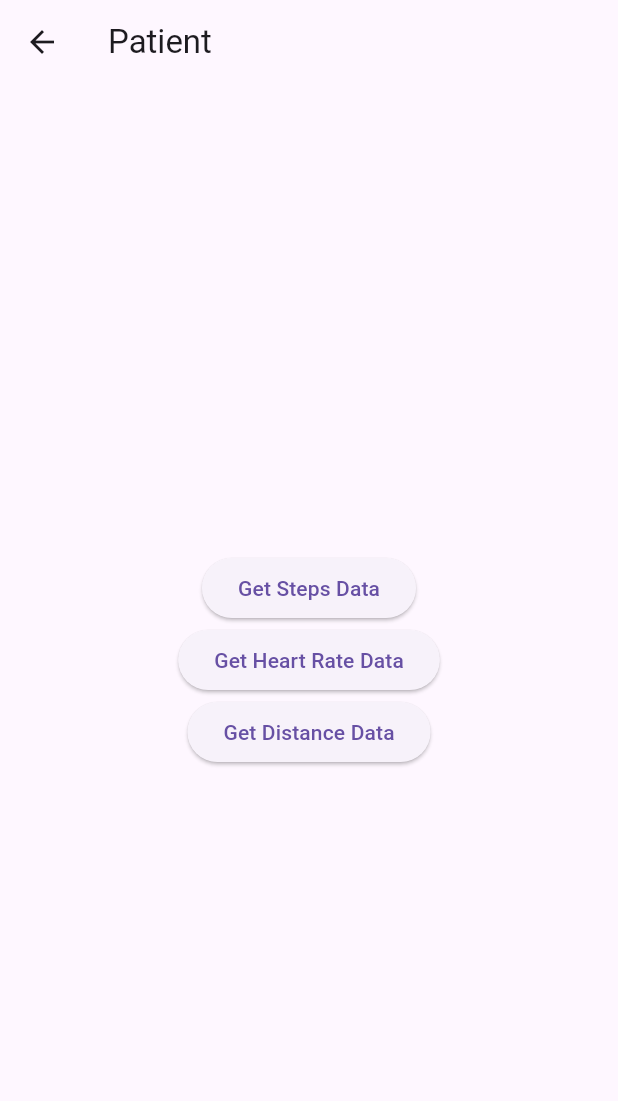
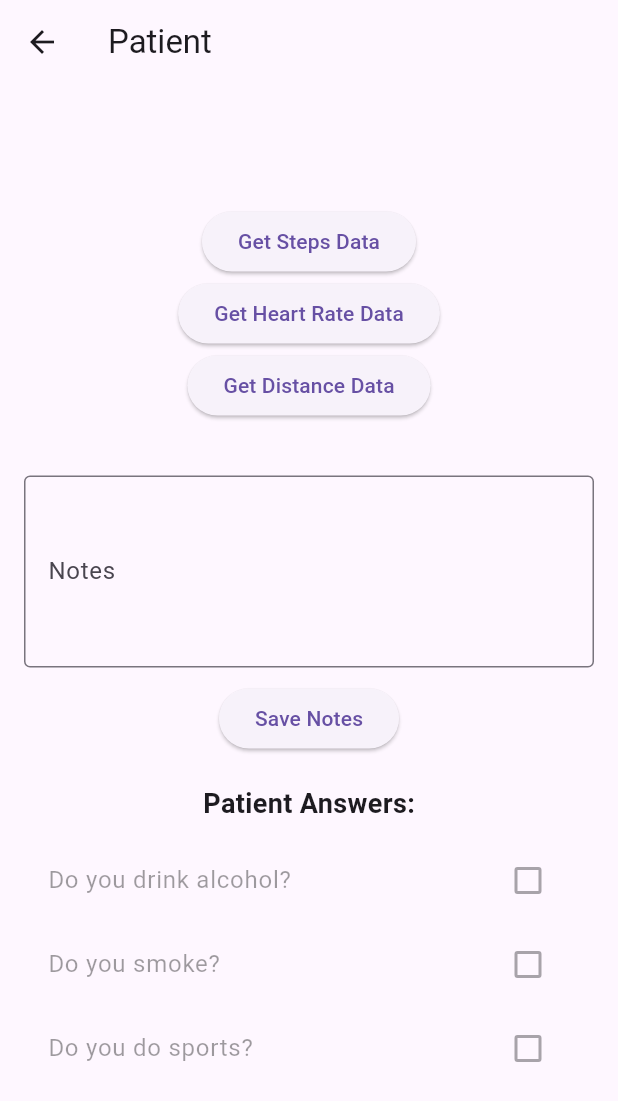
Before and after one commit to Bronzaquerta/SubstanceSafe, a Flutter app: the PatientDetailPage screen opened directly with empty values, on a phone screen of 412 x 824 dp. Shown: the top 1101 px of the screen. Run offline on Flutter 3.47's test engine with Material 3 defaults, Android fonts, the phone set to English and light mode, and no system bars; our stand-ins replace fl_chart, jwt_decoder, shared_preferences; accounts and stored records are empty.

Commit message:
Notes done.PAtient page done.Patientlist done.chat with patient and doctor done.

```diff
--- a/substancesafe_beta/lib/screens/patientDetailPage.dart
+++ b/substancesafe_beta/lib/screens/patientDetailPage.dart
@@ -1,16 +1,56 @@
+// patientDetailPage.dart
 import 'package:flutter/material.dart';
+import 'package:shared_preferences/shared_preferences.dart';
 import 'package:substancesafe_beta/screens/data_display_page.dart';
 
-class PatientDetailPage extends StatelessWidget {
+class PatientDetailPage extends StatefulWidget {
   final String patientNumber;
 
   PatientDetailPage({required this.patientNumber});
 
   @override
+  _PatientDetailPageState createState() => _PatientDetailPageState();
+}
+
+class _PatientDetailPageState extends State<PatientDetailPage> {
+  late TextEditingController notesController;
+  late String notes;
+  bool drinksAlcohol = false;
+  bool smokes = false;
+  bool doesSports = false;
+
+  @override
+  void initState() {
+    super.initState();
+    notesController = TextEditingController();
+    _loadNotes();
+  }
+
+  Future<void> _loadNotes() async {
+    final sharedPreferences = await SharedPreferences.getInstance();
+    final savedNotes = sharedPreferences.getString(widget.patientNumber) ?? '';
+    final savedDrinksAlcohol = sharedPreferences.getBool('${widget.patientNumber}_drinksAlcohol') ?? false;
+    final savedSmokes = sharedPreferences.getBool('${widget.patientNumber}_smokes') ?? false;
+    final savedDoesSports = sharedPreferences.getBool('${widget.patientNumber}_doesSports') ?? false;
+    setState(() {
+      notes = savedNotes;
+      notesController.text = savedNotes;
+      drinksAlcohol = savedDrinksAlcohol;
+      smokes = savedSmokes;
+      doesSports = savedDoesSports;
+    });
+  }
+
+  Future<void> _saveNotes(String notes) async {
+    final sharedPreferences = await SharedPreferences.getInstance();
+    await sharedPreferences.setString(widget.patientNumber, notes); // Save notes with key as patientNumber
+  }
+
+  @override
   Widget build(BuildContext context) {
     return Scaffold(
       appBar: AppBar(
-        title: Text('Patient $patientNumber'),
+        title: Text('Patient ${widget.patientNumber}'),
       ),
       body: Center(
         child: Column(
@@ -22,7 +62,7 @@ class PatientDetailPage extends StatelessWidget {
                   context,
                   MaterialPageRoute(
                     builder: (context) => DataDisplayPage(
-                      patientNumber: patientNumber,
+                      patientNumber: widget.patientNumber,
                       dataType: 'steps',
                     ),
                   ),
@@ -36,7 +76,7 @@ class PatientDetailPage extends StatelessWidget {
                   context,
                   MaterialPageRoute(
                     builder: (context) => DataDisplayPage(
-                      patientNumber: patientNumber,
+                      patientNumber: widget.patientNumber,
                       dataType: 'heart_rate',
                     ),
                   ),
@@ -50,7 +90,7 @@ class PatientDetailPage extends StatelessWidget {
                   context,
                   MaterialPageRoute(
                     builder: (context) => DataDisplayPage(
-                      patientNumber: patientNumber,
+                      patientNumber: widget.patientNumber,
                       dataType: 'distance',
                     ),
                   ),
@@ -58,6 +98,54 @@ class PatientDetailPage extends StatelessWidget {
               },
               child: Text('Get Distance Data'),
             ),
+            SizedBox(height: 20),
+            Padding(
+              padding: const EdgeInsets.all(16.0),
+              child: Column(
+                children: [
+                  TextField(
+                    controller: notesController,
+                    maxLines: 4,
+                    decoration: InputDecoration(
+                      labelText: 'Notes',
+                      border: OutlineInputBorder(),
+                    ),
+                  ),
+                  SizedBox(height: 10),
+                  ElevatedButton(
+                    onPressed: () async {
+                      String notes = notesController.text;
+                      await _saveNotes(notes);
+                      ScaffoldMessenger.of(context).showSnackBar(
+                        SnackBar(content: Text('Notes saved successfully')),
+                      );
+                    },
+                    child: Text('Save Notes'),
+                  ),
+                  SizedBox(height: 20),
+                  Text(
+                    'Patient Answers:',
+                    style: TextStyle(fontSize: 18, fontWeight: FontWeight.bold),
+                  ),
+                  SizedBox(height: 10),
+                  CheckboxListTile(
+                    title: Text('Do you drink alcohol?'),
+                    value: drinksAlcohol,
+                    onChanged: null,
+                  ),
+                  CheckboxListTile(
+                    title: Text('Do you smoke?'),
+                    value: smokes,
+                    onChanged: null,
+                  ),
+                  CheckboxListTile(
+                    title: Text('Do you do sports?'),
+                    value: doesSports,
+                    onChanged: null,
+                  ),
+                ],
+              ),
+            ),
           ],
         ),
       ),
```
Also changed, not shown: substancesafe_beta/lib/screens/loginpage.dart (+21 -1 lines), substancesafe_beta/lib/screens/patientPage.dart (added, +147 -0 lines), substancesafe_beta/lib/utils/patient_list.dart (added, +9 -0 lines).
